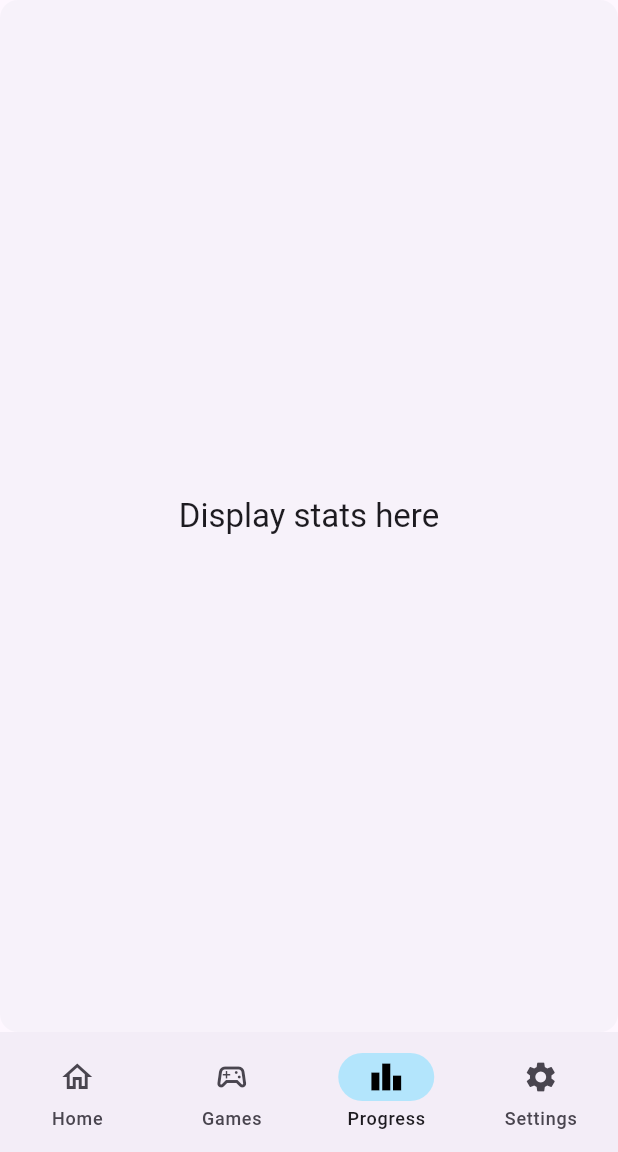
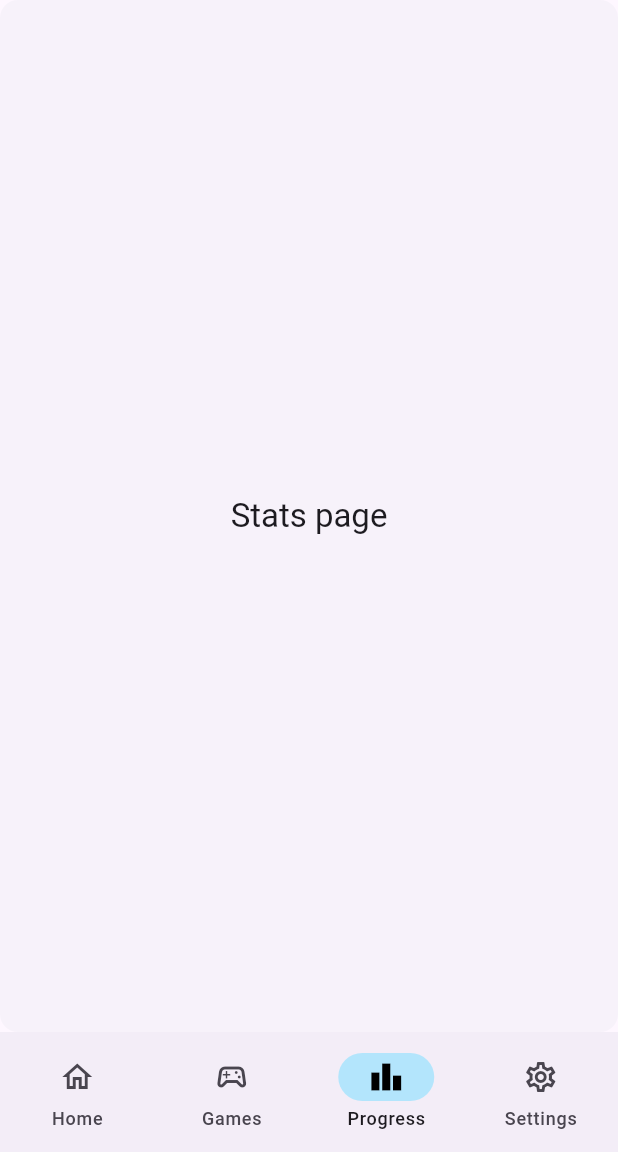
Before and after one commit to UBC-BEST/M2M-App, a Flutter app: the screen it shows after launch, item 3 of the bottom bar chosen, on a phone screen of 412 x 824 dp, the part 84-1236 px from its top. Run offline on Flutter 3.47's test engine with Material 3 defaults, Android fonts, the phone set to English and light mode, and no system bars.

Commit message:
Separated each route into its own file

```diff
--- a/lib/main.dart
+++ b/lib/main.dart
@@ -1,6 +1,9 @@
+// main.dart
 import 'package:flutter/material.dart';
-
-/// Flutter code sample for MainApp
+import 'pages/home_page.dart';
+import 'pages/games_page.dart';
+import 'pages/stats_page.dart';
+import 'pages/settings_page.dart';
 
 void main() => runApp(const MainApp());
 
@@ -28,8 +31,17 @@ class _NavigationState extends State<Navigation> {
 
   @override
   Widget build(BuildContext context) {
-    final ThemeData theme = Theme.of(context);
     return Scaffold(
+      appBar: AppBar(
+        title: const Text('M2M Skeleton App'),
+        backgroundColor: Colors.blue,
+      ),
+      body: <Widget>[
+        const HomePage(),
+        const GamesPage(),
+        const StatsPage(),
+        const SettingsPage(),
+      ][currentPageIndex],
       bottomNavigationBar: NavigationBar(
         onDestinationSelected: (int index) {
           setState(() {
@@ -42,83 +54,24 @@ class _NavigationState extends State<Navigation> {
           NavigationDestination(
             selectedIcon: Icon(Icons.home, color: Colors.black),
             icon: Icon(Icons.home_outlined),
-            label: ('Home'),
+            label: 'Home',
           ),
           NavigationDestination(
-              selectedIcon: Icon(Icons.sports_esports, color: Colors.black),
-              icon: Icon(Icons.sports_esports_outlined),
-              label: 'Games'),
+            selectedIcon: Icon(Icons.sports_esports, color: Colors.black),
+            icon: Icon(Icons.sports_esports_outlined),
+            label: 'Games',
+          ),
           NavigationDestination(
             selectedIcon: Icon(Icons.leaderboard, color: Colors.black),
             icon: Icon(Icons.leaderboard_outlined),
             label: 'Progress',
           ),
           NavigationDestination(
-              selectedIcon: Icon(Icons.leaderboard, color: Colors.black),
-              icon: Icon(Icons.settings),
-              label: 'Settings'),
+            selectedIcon: Icon(Icons.settings, color: Colors.black),
+            icon: Icon(Icons.settings_outlined),
+            label: 'Settings',
+          ),
         ],
-      ),
-      body: <Widget>[
-        /// Home page
-        Card(
-          shadowColor: Colors.transparent,
-          margin: const EdgeInsets.all(0),
-          child: SizedBox.expand(
-            child: Center(
-              child: Text(
-                'Landing Page',
-                style: theme.textTheme.titleLarge,
-              ),
-            ),
-          ),
-        ),
-
-        /// Notifications page
-        Card(
-          shadowColor: Colors.transparent,
-          margin: const EdgeInsets.all(0),
-          child: SizedBox.expand(
-            child: Center(
-              child: Text(
-                'Boot game here',
-                style: theme.textTheme.titleLarge,
-              ),
-            ),
-          ),
-        ),
-
-        /// Messages page
-        Card(
-          shadowColor: Colors.transparent,
-          margin: const EdgeInsets.all(0),
-          child: SizedBox.expand(
-            child: Center(
-              child: Text(
-                'Display stats here',
-                style: theme.textTheme.titleLarge,
-              ),
-            ),
-          ),
-        ),
-
-        //Settings Page
-        Card(
-          shadowColor: Colors.transparent,
-          margin: const EdgeInsets.all(0),
-          child: SizedBox.expand(
-            child: Center(
-              child: Text(
-                'Display Settings Here',
-                style: theme.textTheme.titleLarge,
-              ),
-            ),
-          ),
-        ),
-      ][currentPageIndex],
-      appBar: AppBar(
-        title: const Text('M2M Skeleton App'),
-        backgroundColor: Colors.blue,
       ),
     );
   }
--- /dev/null
+++ b/lib/pages/stats_page.dart
@@ -0,0 +1,23 @@
+// pages/stats_page.dart
+import 'package:flutter/material.dart';
+
+class StatsPage extends StatelessWidget {
+  const StatsPage({super.key});
+
+  @override
+  Widget build(BuildContext context) {
+    final theme = Theme.of(context);
+    return Card(
+      shadowColor: Colors.transparent,
+      margin: const EdgeInsets.all(0),
+      child: SizedBox.expand(
+        child: Center(
+          child: Text(
+            'Stats page',
+            style: theme.textTheme.titleLarge,
+          ),
+        ),
+      ),
+    );
+  }
+}
```
Also changed, not shown: lib/pages/games_page.dart (added, +23 -0 lines), lib/pages/home_page.dart (added, +23 -0 lines), lib/pages/settings_page.dart (added, +23 -0 lines).
